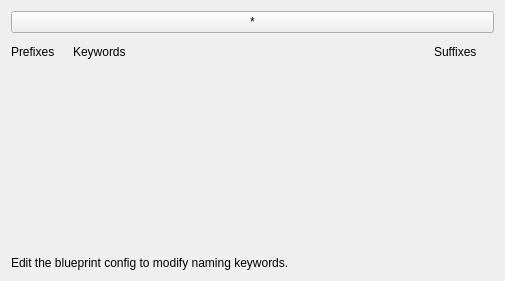
Old version of the form resources/quick_name_editor.ui in the repository bohdon/maya-pulse.
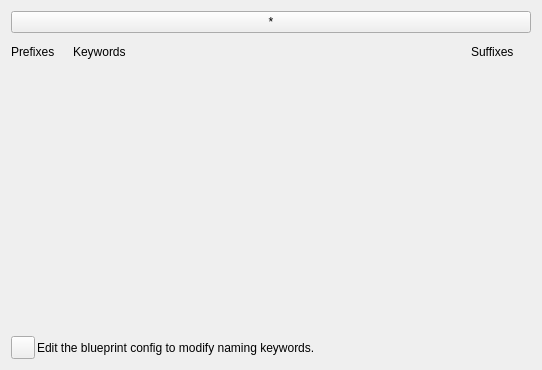
New version of the form. Icons and pictures are not drawn.

Commit message: convert quick color editor to designer ui, add icons and add button for quick editing config

Patch:
```diff
--- a/resources/quick_name_editor.ui
+++ b/resources/quick_name_editor.ui
@@ -6,14 +6,14 @@
    <rect>
     <x>0</x>
     <y>0</y>
-    <width>505</width>
-    <height>281</height>
+    <width>542</width>
+    <height>370</height>
    </rect>
   </property>
   <property name="windowTitle">
    <string>Form</string>
   </property>
-  <layout class="QVBoxLayout" name="verticalLayout_4" stretch="0,0,1,0">
+  <layout class="QVBoxLayout" name="verticalLayout_4">
    <property name="spacing">
     <number>2</number>
    </property>
@@ -149,6 +149,16 @@
          </property>
         </widget>
        </item>
+       <item>
+        <widget class="QLabel" name="spacer_label">
+         <property name="text">
+          <string/>
+         </property>
+         <property name="cssClasses" stdset="0">
+          <string>section-title</string>
+         </property>
+        </widget>
+       </item>
        <item>
         <layout class="QVBoxLayout" name="suffixes_vbox">
          <property name="spacing">
@@ -174,6 +184,19 @@
     </layout>
    </item>
    <item>
+    <layout class="QHBoxLayout" name="horizontalLayout_2">
+     <item>
+      <widget class="QToolButton" name="edit_config_btn">
+       <property name="text">
+        <string/>
+       </property>
+       <property name="icon">
+        <iconset resource="resources.qrc">
+         <normaloff>:/res/action_editor.svg</normaloff>:/res/action_editor.svg</iconset>
+       </property>
+      </widget>
+     </item>
+     <item>
     <widget class="QLabel" name="help_label">
      <property name="text">
       <string>Edit the blueprint config to modify naming keywords.</string>
@@ -184,6 +207,8 @@
     </widget>
    </item>
   </layout>
+   </item>
+  </layout>
  </widget>
  <resources/>
  <connections/>
```
Left out of the diff: 14 changed lines with no effect on the pictures. Lines whose indentation alone changed are shown as unchanged. The commit also changes 16 other files.
